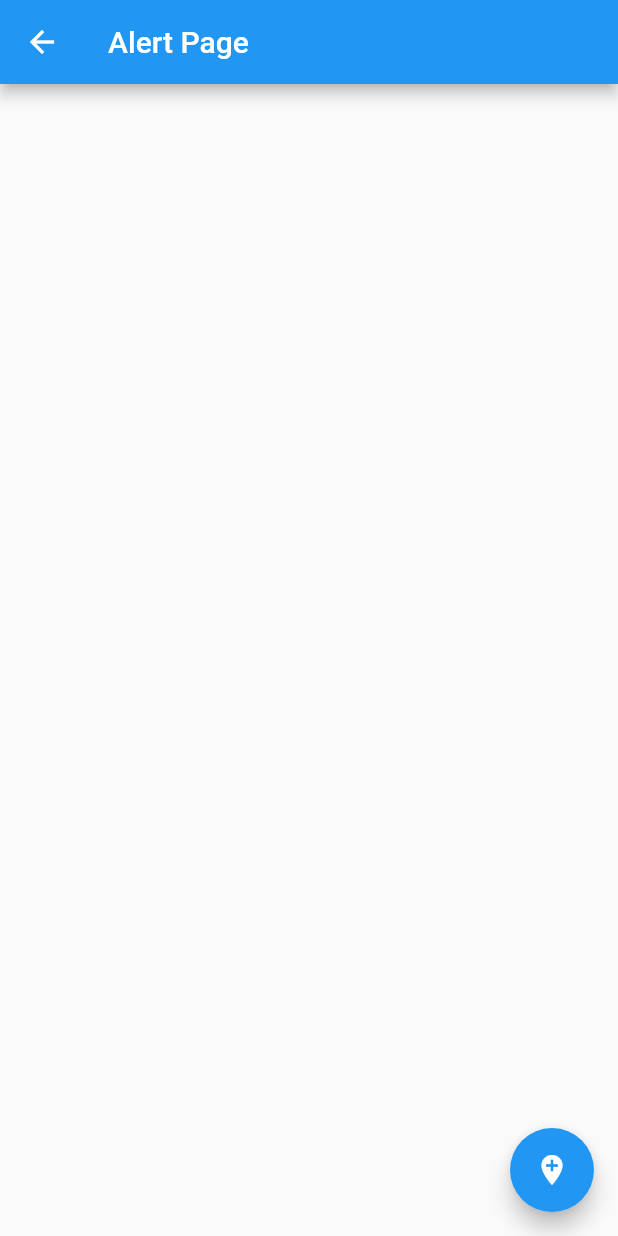
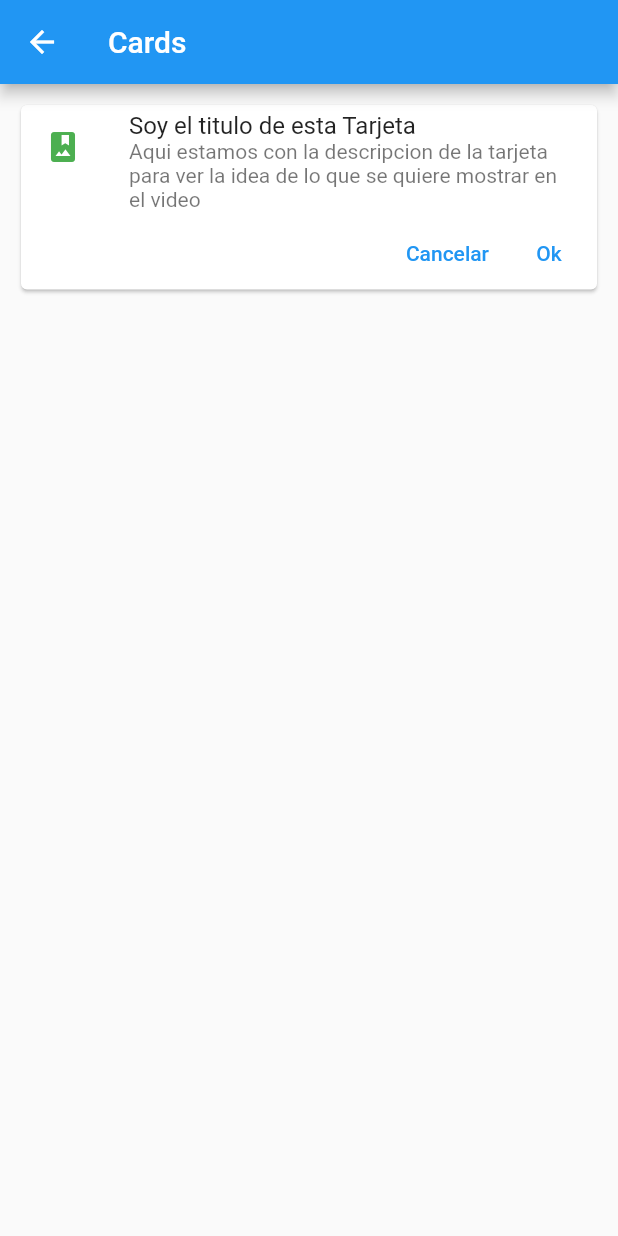
Before and after one commit to HeynerPat/S6PracticaComponentesFlutter, a Flutter app: the screen it shows after launch, after a tap on "Cards - Tarjetas", on a phone screen of 412 x 824 dp. Run offline on Flutter 3.47's test engine with Material 2 defaults, Android fonts, the phone set to English and light mode, and no system bars.

Commit message:
Card Widget

```diff
--- /dev/null
+++ b/lib/src/pages/card_page.dart
@@ -0,0 +1,44 @@
+import 'package:flutter/material.dart';
+
+class CardPage extends StatelessWidget {
+  @override
+  Widget build(BuildContext context) {
+    return Scaffold(
+      appBar: AppBar(
+        title: Text('Cards'),
+      ),
+      body: ListView(
+        padding: EdgeInsets.all(10.0),
+        children: <Widget>[_cardTipo1()],
+      ),
+    );
+  }
+
+  Widget _cardTipo1() {
+    return Card(
+      child: Column(
+        children: <Widget>[
+          ListTile(
+            leading: Icon(Icons.photo_album, color: Colors.green),
+            title: Text('Soy el titulo de esta Tarjeta'),
+            subtitle: Text(
+                'Aqui estamos con la descripcion de la tarjeta para ver la idea de lo que se quiere mostrar en el video'),
+          ),
+          Row(
+            mainAxisAlignment: MainAxisAlignment.end,
+            children: <Widget>[
+              TextButton(
+                child: Text('Cancelar'),
+                onPressed: () {},
+              ),
+              TextButton(
+                child: Text('Ok'),
+                onPressed: () {},
+              ),
+            ],
+          )
+        ],
+      ),
+    );
+  }
+}
--- a/lib/src/routes/routes.dart
+++ b/lib/src/routes/routes.dart
@@ -1,3 +1,4 @@
+import 'package:componentes/src/pages/card_page.dart';
 import 'package:flutter/material.dart';
 import 'package:componentes/src/pages/alert_page.dart';
 import 'package:componentes/src/pages/avatar_page.dart';
@@ -8,5 +9,6 @@ Map<String, WidgetBuilder> getApplicationRoutes() {
     '/': (BuildContext context) => HomePage(),
     'alert': (BuildContext context) => AlertPage(),
     'avatar': (BuildContext context) => AvatarPage(),
+    'card': (BuildContext context) => CardPage(),
   };
 }
```
